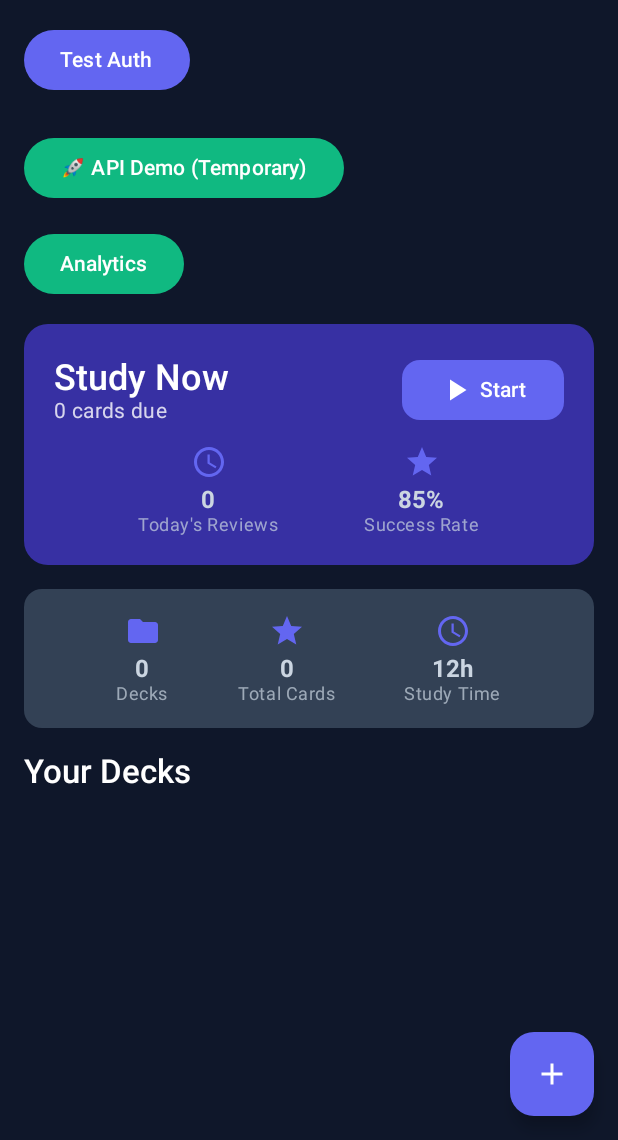
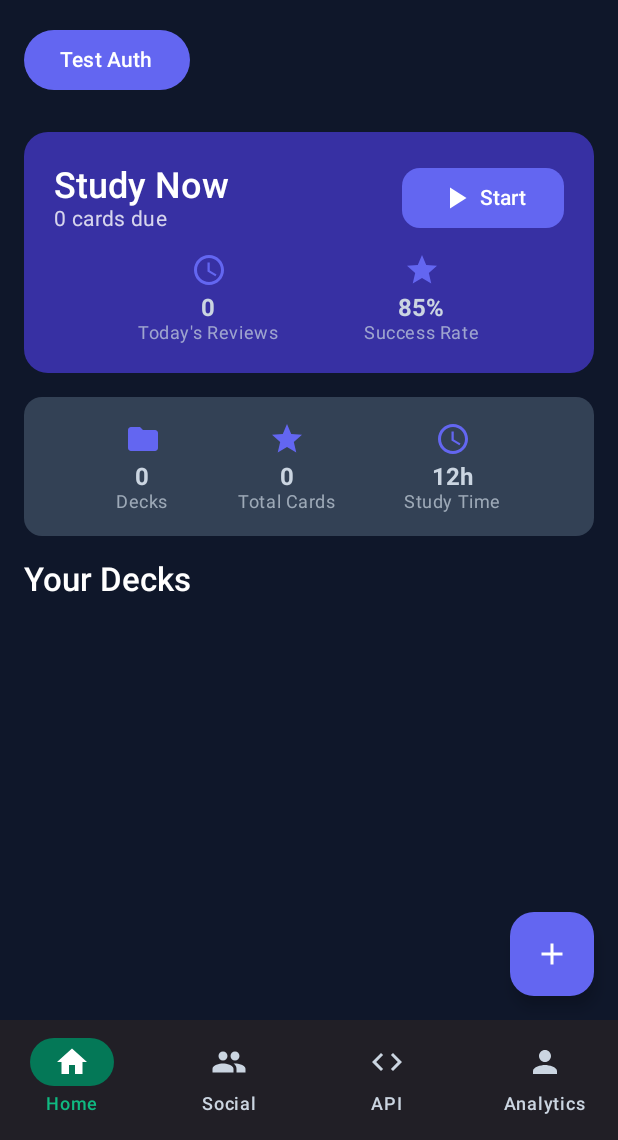
Before and after one commit to study-dot-io/study.io, an Android app built with Jetpack Compose: the screen it shows after launch (MainActivity), on a phone screen of 412 x 824 dp, the part 96-1236 px from its top. Run offline under Robolectric (Android 15) with nearby library versions, the phone set to English and light mode, and no system bars; our stand-ins replace Dagger/Hilt's generated code, Firebase (no records; nobody signed in at launch, a user with empty details on screens opened directly), Room's generated code.

Commit message:
Initial navbar merges. (#12)
* Initial navbar merges.

* Code cleanup

```diff
--- a/app/src/main/java/com/example/studyio/ui/StudyIONavHost.kt
+++ b/app/src/main/java/com/example/studyio/ui/StudyIONavHost.kt
@@ -21,6 +21,13 @@ import com.example.studyio.ui.screens.HomeScreen
 import com.example.studyio.ui.screens.QuizScreen
 import com.example.studyio.ui.demo.ApiDemoScreen
 import com.example.studyio.ui.screens.AnalyticsScreen
+
+import com.example.studyio.ui.screens.BottomNavBar
+import com.example.studyio.ui.screens.bottomNavItems
+import androidx.compose.foundation.layout.padding
+import androidx.compose.material3.Scaffold
+import androidx.navigation.compose.currentBackStackEntryAsState
+import androidx.compose.ui.Modifier
 
 @Composable
 fun StudyIONavHost() {
@@ -48,7 +55,19 @@ fun StudyIONavHost() {
         }
     )
 
-    NavHost(navController = navController, startDestination = "home") {
+    val currentRoute = navController.currentBackStackEntryAsState().value?.destination?.route
+    val showBottomBar = currentRoute in bottomNavItems.map { it.route }
+
+    Scaffold(
+        bottomBar = {
+            if (showBottomBar) BottomNavBar(navController)
+        }
+    ) { innerPadding ->
+        NavHost(
+            navController = navController,
+            startDestination = "home",
+            modifier = Modifier.padding(innerPadding)
+        ) {
             composable("home") {
                 HomeScreen(
                     decks = decks,
@@ -68,10 +87,9 @@ fun StudyIONavHost() {
                     onStudyNowForDeck = { deck -> navController.navigate("quiz/decks/${deck.id}") },
                     onDeleteDeck = { deck -> homeViewModel.deleteDeck(deck.id) },
                     onNavigateToAuth = { navController.navigate("auth") },
-                onNavigateToApiDemo = { navController.navigate("apiDemo") },
-                onNavigateToAnalytics = { navController.navigate("analytics") }
                 )
             }
+
             composable("decks/create") {
                 CreateDeckScreen(
                     onBackPressed = {
@@ -82,6 +100,7 @@ fun StudyIONavHost() {
                     }
                 )
             }
+
             composable("decks/{id}") { backStackEntry ->
                 val deckId = backStackEntry.arguments?.getString("id") ?: return@composable
                 DeckDetailScreen(
@@ -90,13 +109,13 @@ fun StudyIONavHost() {
                     onCreateCardPressed = { navController.navigate("decks/$deckId/createCard") }
                 )
             }
+
             composable("decks/{deckId}/createCard") { backStackEntry ->
                 val deckId = backStackEntry.arguments?.getString("deckId") ?: return@composable
                 CardCreateScreen(
                     deckId = deckId,
                     onDeckSelected = { newDeckId ->
-                    // We want to navigate back to the selected deck's detail screen
-                    navController.popBackStack("decks/${deckId}", inclusive = true)
+                        navController.popBackStack("decks/$deckId", inclusive = true)
                         navController.navigate("decks/$newDeckId")
                         navController.navigate("decks/$newDeckId/createCard")
                     },
@@ -104,6 +123,7 @@ fun StudyIONavHost() {
                     onCreatePressed = { navController.popBackStack() }
                 )
             }
+
             composable("quiz/decks/{deckId}") { backStackEntry ->
                 val deckId = backStackEntry.arguments?.getString("deckId") ?: return@composable
                 QuizScreen(
@@ -111,22 +131,30 @@ fun StudyIONavHost() {
                     onQuizComplete = { navController.popBackStack("home", inclusive = false) }
                 )
             }
+
             composable("auth") {
                 AuthScreen(
                     onAuthSuccess = { navController.popBackStack() }
                 )
             }
+
             composable("apiDemo") {
                 ApiDemoScreen(
                     onBack = { navController.popBackStack() }
                 )
             }
+
+            composable("social") {
+                androidx.compose.material3.Text("Social screen coming soon")
+            }
+
             composable("analytics") {
                 AnalyticsScreen(
                     onDeckSelected = { deckId: String ->
                         navController.navigate("decks/$deckId")
-                },
+                    }
                 )
             }
         }
     }
+}
--- a/app/src/main/java/com/example/studyio/ui/screens/HomeScreen.kt
+++ b/app/src/main/java/com/example/studyio/ui/screens/HomeScreen.kt
@@ -49,8 +49,6 @@ fun HomeScreen(
     onDeleteDeck: (Deck) -> Unit = {},
     onNavigateToAuth: () -> Unit = {},
     onSignOut: (() -> Unit)? = null,
-    onNavigateToApiDemo: () -> Unit = {},
-    onNavigateToAnalytics: () -> Unit = {} // New parameter for analytics navigation
 ) {
     var deckToDelete by remember { mutableStateOf<Deck?>(null) }
     var showUserInfo by remember { mutableStateOf(false) }
@@ -127,26 +125,6 @@ fun HomeScreen(
                 Text(if (user == null) "Test Auth" else "Show User Info")
             }
 
-            // Temporary API Demo Button
-            Button(
-                onClick = onNavigateToApiDemo,
-                modifier = Modifier.padding(horizontal = 16.dp, vertical = 8.dp),
-                colors = ButtonDefaults.buttonColors(
-                    containerColor = MaterialTheme.colorScheme.secondary
-                )
-            ) {
-                Text("🚀 API Demo (Temporary)")
-            }
-
-            Button(
-                onClick = onNavigateToAnalytics,
-                modifier = Modifier.padding(horizontal = 16.dp, vertical = 8.dp),
-                colors = ButtonDefaults.buttonColors(
-                    containerColor = MaterialTheme.colorScheme.secondary
-                )
-            ) {
-                Text("Analytics")
-            }
 
             if (user != null) {
                 Row(
--- /dev/null
+++ b/app/src/main/java/com/example/studyio/ui/screens/NavBar.kt
@@ -0,0 +1,51 @@
+package com.example.studyio.ui.screens
+
+import androidx.compose.material.icons.Icons
+import androidx.compose.material.icons.filled.Code
+import androidx.compose.material.icons.filled.Home
+import androidx.compose.material.icons.filled.Person
+import androidx.compose.material.icons.filled.Group
+import androidx.compose.material3.*
+import androidx.compose.runtime.Composable
+import androidx.compose.runtime.getValue
+import androidx.compose.ui.graphics.vector.ImageVector
+import androidx.navigation.NavController
+import androidx.navigation.compose.currentBackStackEntryAsState
+
+data class BottomNavItem(val route: String, val icon: ImageVector, val label: String)
+
+val bottomNavItems = listOf(
+    BottomNavItem("home", Icons.Default.Home, "Home"),
+    BottomNavItem("social", Icons.Default.Group, "Social"),
+    BottomNavItem("apiDemo", Icons.Default.Code, "API"),
+    BottomNavItem("analytics", Icons.Default.Person, "Analytics"),
+)
+
+@Composable
+fun BottomNavBar(navController: NavController) {
+    val navBackStackEntry by navController.currentBackStackEntryAsState()
+    val currentRoute = navBackStackEntry?.destination?.route
+
+    NavigationBar {
+//        val navBackStackEntry by navController.currentBackStackEntryAsState()
+//        val currentRoute = navBackStackEntry?.destination?.route
+
+        bottomNavItems.forEach { item ->
+            NavigationBarItem(
+                icon = { Icon(item.icon, contentDescription = item.label) },
+                label = { Text(item.label) },
+                selected = currentRoute == item.route,
+                onClick = {
+                    if (currentRoute != item.route) {
+                        navController.navigate(item.route) {
+                            popUpTo("home") { inclusive = false }
+//                            popUpTo(navController.graph.startDestinationId) { saveState = true }
+                            launchSingleTop = true
+//                            restoreState = true
+                        }
+                    }
+                }
+            )
+        }
+    }
+}
```
Lines whose indentation alone changed are shown as unchanged.
